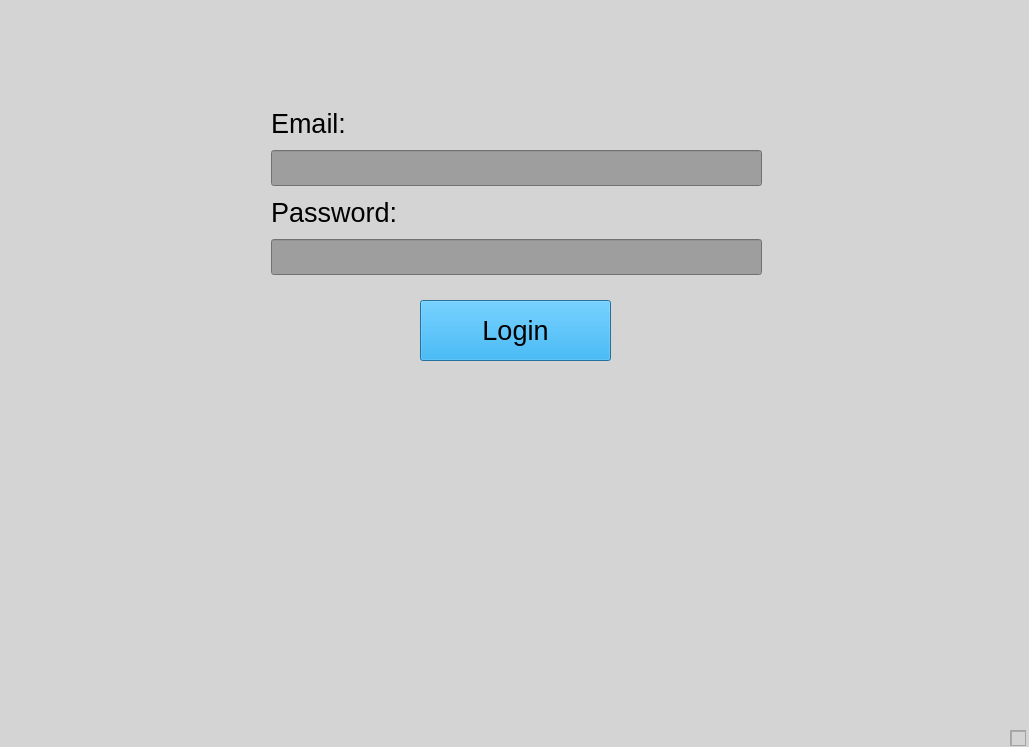
TheYoungOldtimer/ApProject1, file MainWindowApp/login.ui: the form before one commit.
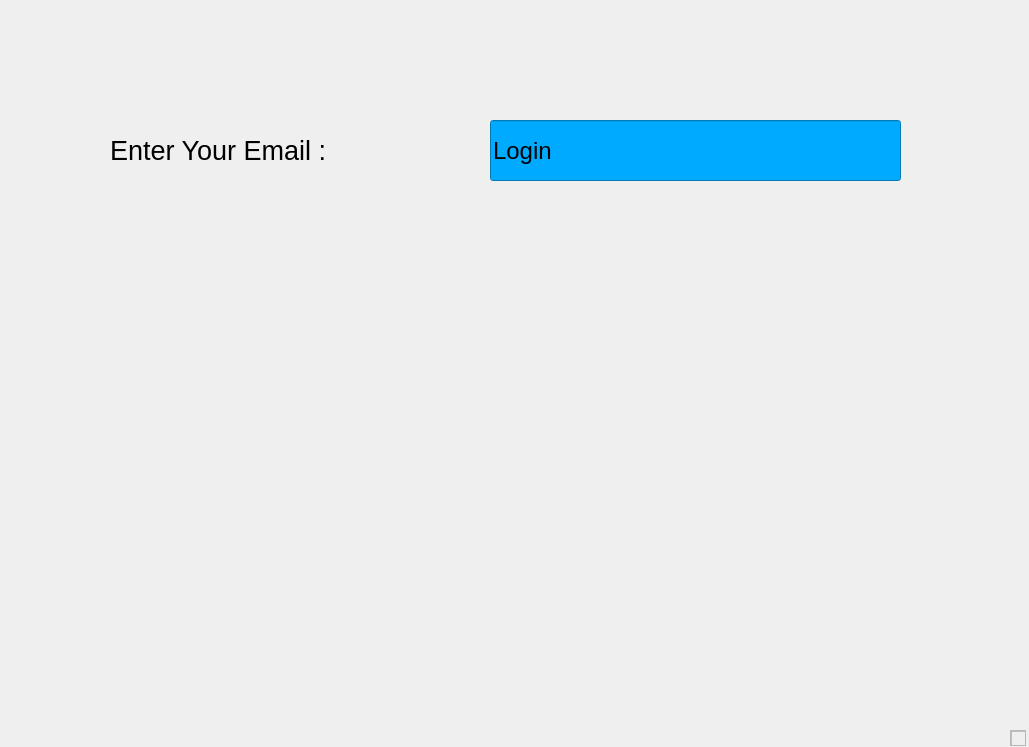
The form after the commit.

```diff
--- a/MainWindowApp/login.ui
+++ b/MainWindowApp/login.ui
@@ -13,18 +13,12 @@
   <property name="windowTitle">
    <string>Dialog</string>
   </property>
-  <property name="styleSheet">
-   <string notr="true">background-color: rgb(212, 212, 212);</string>
-  </property>
-  <widget class="QPushButton" name="pushButton">
-   <property name="enabled">
-    <bool>true</bool>
-   </property>
+  <widget class="QLabel" name="label_2">
    <property name="geometry">
     <rect>
-     <x>420</x>
-     <y>300</y>
-     <width>191</width>
+     <x>110</x>
+     <y>120</y>
+     <width>241</width>
      <height>61</height>
     </rect>
    </property>
@@ -33,14 +27,23 @@
      <pointsize>20</pointsize>
     </font>
    </property>
-   <property name="cursor">
-    <cursorShape>PointingHandCursor</cursorShape>
+   <property name="text">
+    <string>Enter Your Email :</string>
    </property>
-   <property name="mouseTracking">
-    <bool>true</bool>
+  </widget>
+  <widget class="QLineEdit" name="emailEdit">
+   <property name="geometry">
+    <rect>
+     <x>490</x>
+     <y>120</y>
+     <width>411</width>
+     <height>61</height>
+    </rect>
    </property>
-   <property name="acceptDrops">
-    <bool>false</bool>
+   <property name="font">
+    <font>
+     <pointsize>18</pointsize>
+    </font>
    </property>
    <property name="layoutDirection">
     <enum>Qt::LeftToRight</enum>
@@ -69,10 +72,10 @@
   <widget class="QLabel" name="loginError">
    <property name="geometry">
     <rect>
-     <x>370</x>
-     <y>380</y>
-     <width>291</width>
-     <height>41</height>
+     <x>490</x>
+     <y>185</y>
+     <width>411</width>
+     <height>21</height>
     </rect>
    </property>
    <property name="font">
@@ -91,80 +94,41 @@
     <set>Qt::AlignCenter</set>
    </property>
   </widget>
-  <widget class="QWidget" name="">
+  <widget class="QLabel" name="wrongpass">
    <property name="geometry">
     <rect>
-     <x>271</x>
-     <y>103</y>
-     <width>491</width>
-     <height>172</height>
+     <x>490</x>
+     <y>280</y>
+     <width>411</width>
+     <height>21</height>
     </rect>
    </property>
-   <layout class="QVBoxLayout" name="verticalLayout">
-    <item>
-     <widget class="QLabel" name="label_2">
       <property name="font">
        <font>
-        <pointsize>20</pointsize>
-       </font>
-      </property>
-      <property name="styleSheet">
-       <string notr="true">color: rgb(0, 0, 0);</string>
-      </property>
+     <pointsize>12</pointsize>
+    </font>
+   </property>
       <property name="text">
-       <string>Email:</string>
-      </property>
-     </widget>
-    </item>
-    <item>
-     <widget class="QLineEdit" name="emailEdit">
-      <property name="font">
-       <font>
-        <pointsize>18</pointsize>
-       </font>
-      </property>
-      <property name="styleSheet">
-       <string notr="true">background-color: rgb(158, 158, 158);</string>
-      </property>
-      <property name="text">
        <string/>
       </property>
      </widget>
-    </item>
-    <item>
-     <widget class="QLabel" name="label_3">
-      <property name="font">
-       <font>
-        <pointsize>20</pointsize>
-       </font>
-      </property>
-      <property name="styleSheet">
-       <string notr="true">color: rgb(0, 0, 0);</string>
-      </property>
-      <property name="text">
-       <string>Password:</string>
-      </property>
-     </widget>
-    </item>
-    <item>
-     <widget class="QLineEdit" name="passEdit">
+  <widget class="QLabel" name="timeout">
+   <property name="geometry">
+    <rect>
+     <x>560</x>
+     <y>510</y>
+     <width>251</width>
+     <height>51</height>
+    </rect>
+   </property>
       <property name="font">
        <font>
-        <pointsize>18</pointsize>
-       </font>
-      </property>
-      <property name="styleSheet">
-       <string notr="true">background-color: rgb(158, 158, 158);</string>
-      </property>
+     <pointsize>12</pointsize>
+    </font>
+   </property>
       <property name="text">
        <string/>
       </property>
-      <property name="echoMode">
-       <enum>QLineEdit::Password</enum>
-      </property>
-     </widget>
-    </item>
-   </layout>
   </widget>
  </widget>
  <resources/>
```
Left out of the diff: 2 changed lines with no effect on the pictures. Lines whose indentation alone changed are shown as unchanged.
